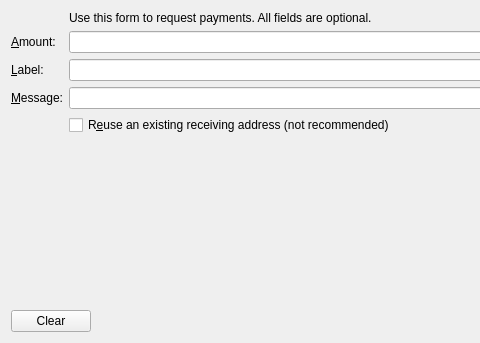
This is src/qt/forms/receivecoinsdialog.ui in raffermeko/bitcoin as Qt 5 draws it before an edit; both pictures show x 0 to 480 and y 0 to 343 of the 776 by 343 pixel window. The edited form follows.
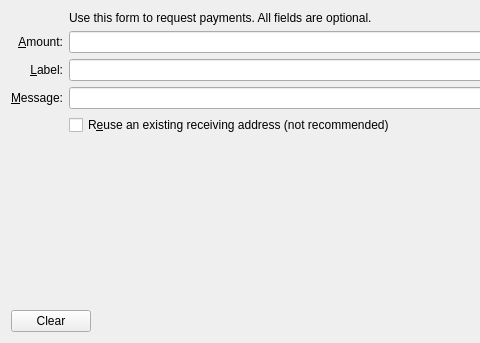
This is the edited form. Icons and pictures are not drawn. Custom widgets are drawn as their Qt base class.

Commit message:
qt: make receive coins tab look more consistent with send coins tab
Use a GridLayout instead of a FormLayout. This makes the alignment
of the labels consistent between the tabs.

Diff of the .ui file:
```diff
--- a/src/qt/forms/receivecoinsdialog.ui
+++ b/src/qt/forms/receivecoinsdialog.ui
@@ -12,15 +12,15 @@
   </property>
   <layout class="QVBoxLayout" name="verticalLayout">
    <item>
-    <layout class="QFormLayout" name="formLayout">
-     <property name="fieldGrowthPolicy">
-      <enum>QFormLayout::AllNonFixedFieldsGrow</enum>
-     </property>
+    <layout class="QGridLayout" name="gridLayout">
      <item row="3" column="0">
       <widget class="QLabel" name="label">
        <property name="text">
         <string>&amp;Amount:</string>
        </property>
+       <property name="alignment">
+        <set>Qt::AlignRight|Qt::AlignTrailing|Qt::AlignVCenter</set>
+       </property>
        <property name="buddy">
         <cstring>reqAmount</cstring>
        </property>
@@ -44,6 +44,9 @@
        <property name="text">
         <string>&amp;Label:</string>
        </property>
+       <property name="alignment">
+        <set>Qt::AlignRight|Qt::AlignTrailing|Qt::AlignVCenter</set>
+       </property>
        <property name="buddy">
         <cstring>reqLabel</cstring>
        </property>
@@ -99,6 +102,19 @@
      </item>
     </layout>
    </item>
+   <item>
+    <spacer name="verticalSpacer">
+     <property name="orientation">
+      <enum>Qt::Vertical</enum>
+     </property>
+     <property name="sizeHint" stdset="0">
+      <size>
+       <width>20</width>
+       <height>40</height>
+      </size>
+     </property>
+    </spacer>
+   </item>
    <item>
     <layout class="QHBoxLayout" name="horizontalLayout">
      <item>
```
Left out of the diff: 3 changed lines with no effect on the pictures.
